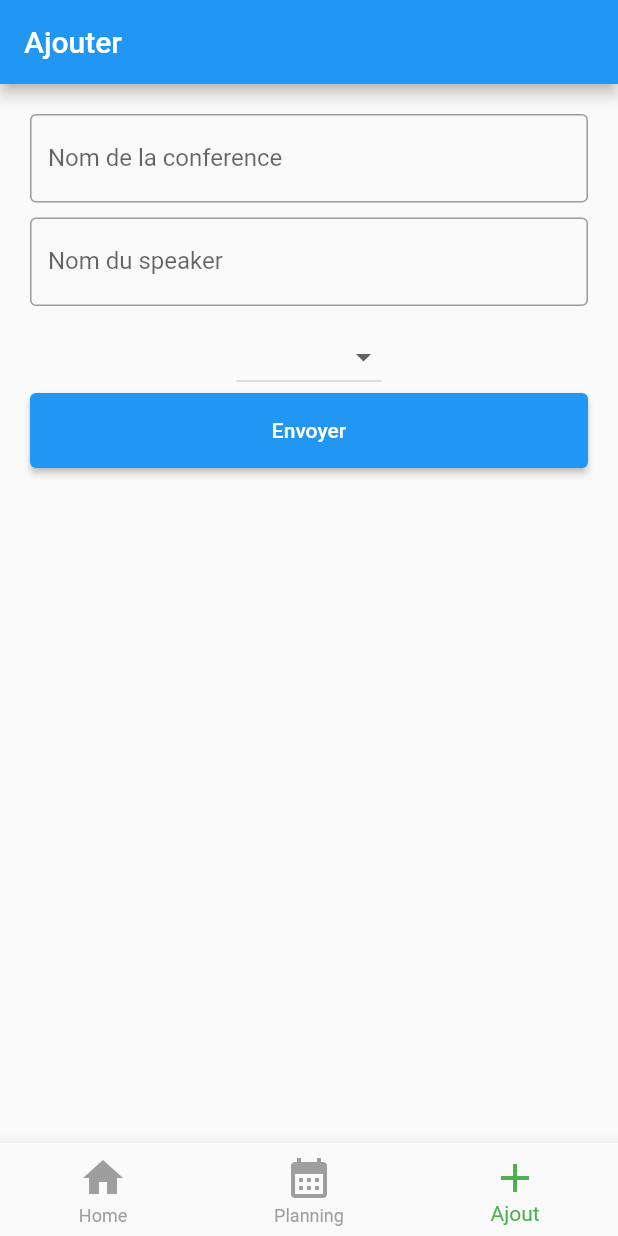
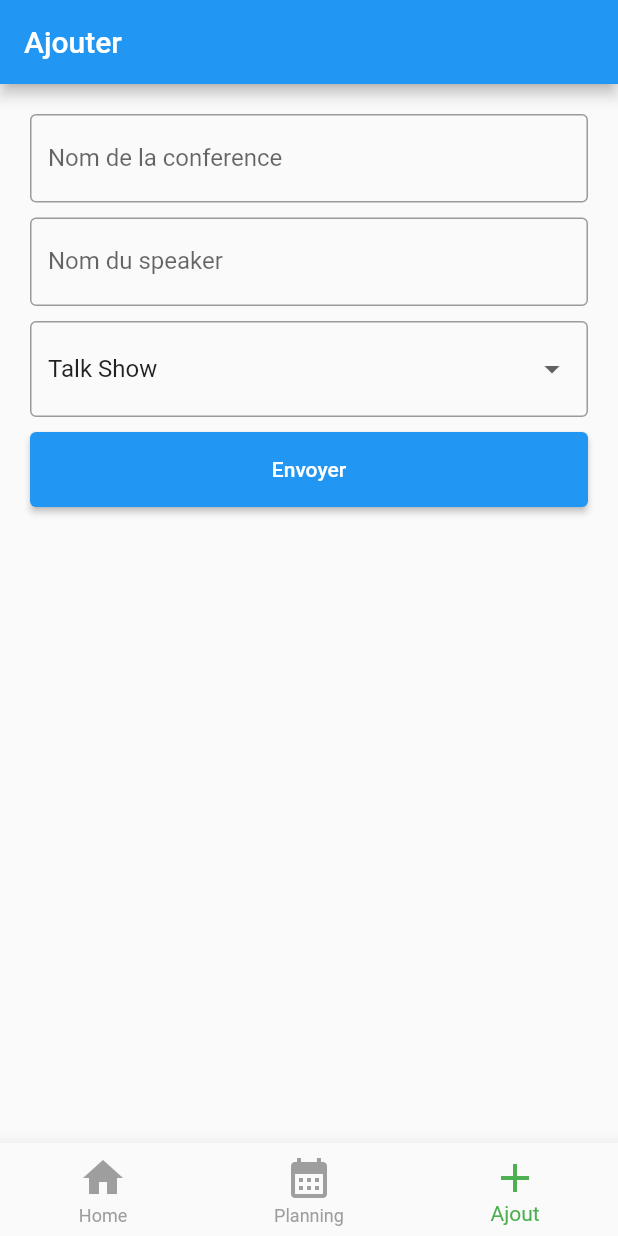
Before and after one commit to karmakatoro/test_app, a Flutter app: the screen it shows after launch, item 3 of the bottom bar chosen, on a phone screen of 412 x 824 dp. Run offline on Flutter 3.47's test engine with Material 2 defaults, Android fonts, the phone set to English and light mode, and no system bars.

Commit message:
update dropdown on form

```diff
--- a/lib/screens/add_event_page.dart
+++ b/lib/screens/add_event_page.dart
@@ -58,20 +58,29 @@ class _AddEventPageState extends State<AddEventPage> {
                 controller: speakerNameController,
               ),
             ),
-            DropdownButton(items: const [
-              DropdownMenuItem(
+            Container(
+              margin: const EdgeInsets.only(bottom: 10),
+              child: DropdownButtonFormField(
+                  items: [
+                    const DropdownMenuItem(
                       child: Text("Talk Show"),
                       value: "talk",
                     ),
-              DropdownMenuItem(
-                child: Text("Talk Show"),
+                    const DropdownMenuItem(
+                      child: Text("Demo Code"),
                       value: "demo",
                     ),
-              DropdownMenuItem(
-                child: Text("Talk Show"),
+                    const DropdownMenuItem(
+                      child: Text("Talk Partner"),
                       value: "partner",
                     ),
-            ], onChanged: (value) {}),
+                  ],
+                  decoration: const InputDecoration(
+                    border: OutlineInputBorder(),
+                  ),
+                  value: 'talk',
+                  onChanged: (value) {}),
+            ),
             SizedBox(
               width: double.infinity,
               height: 50,
```
Lines whose indentation alone changed are shown as unchanged.
